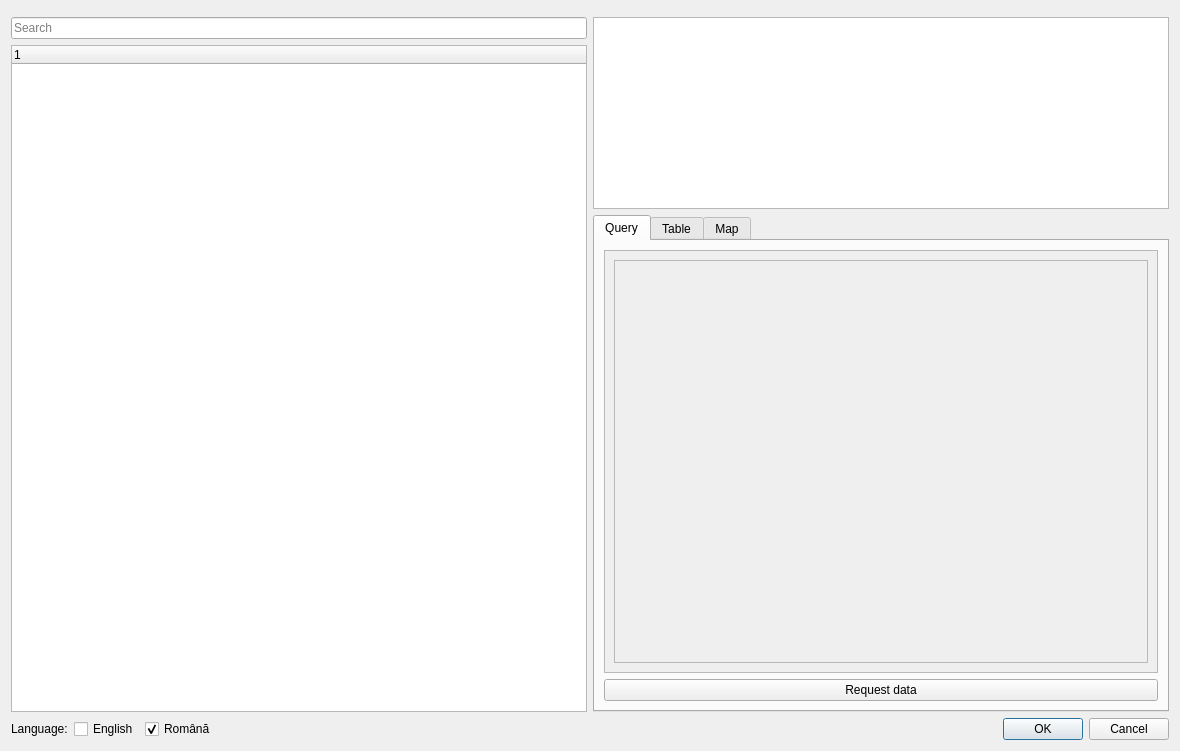
First picture: the form in qtempo/assets/ui/dialog.ui, repository alecsandrei/QTempo, before the edit.
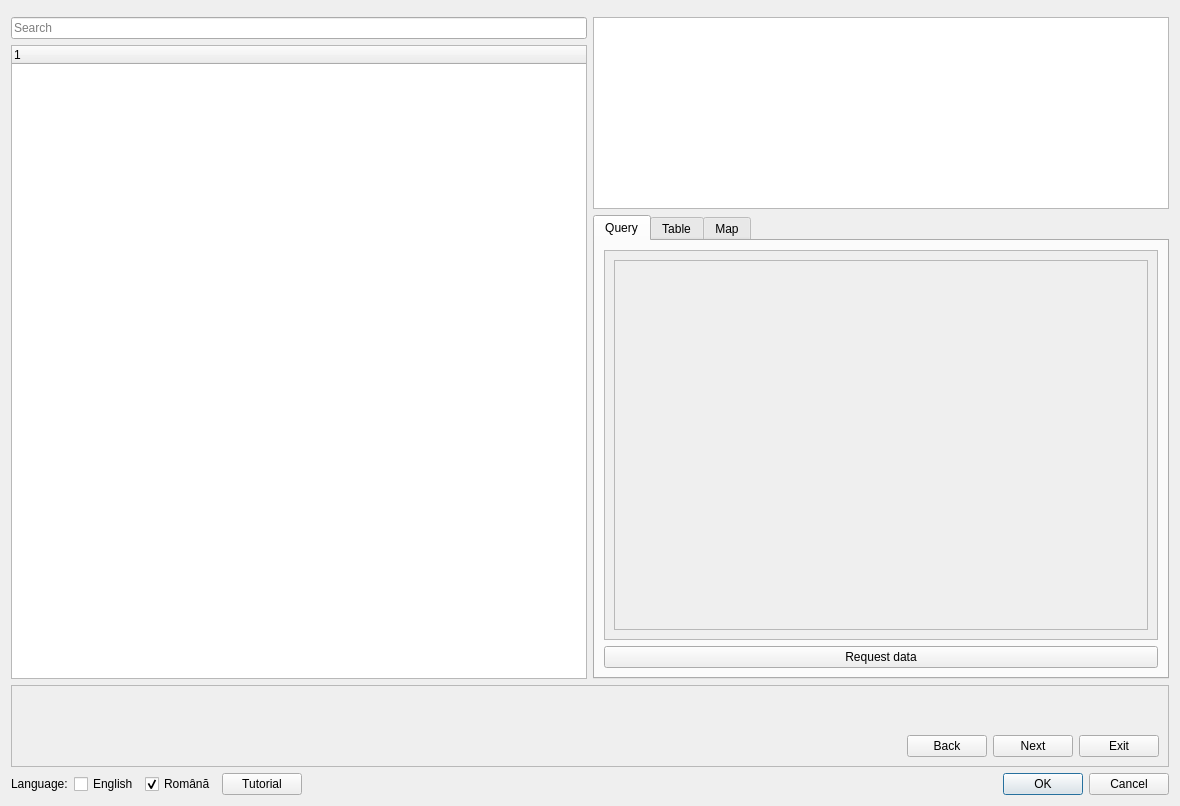
Second picture: the form after the edit. Custom widgets are drawn as their Qt base class.

Commit message: Gate tutorial steps and require mapping for geographic data

```diff
--- a/qtempo/assets/ui/dialog.ui
+++ b/qtempo/assets/ui/dialog.ui
@@ -342,10 +342,57 @@
        </item>
       </layout>
      </item>
+   </layout>
+  </item>
+  <item>
+   <widget class="QFrame" name="tutorialPanel">
+    <property name="visible">
+     <bool>false</bool>
+    </property>
+    <property name="frameShape">
+     <enum>QFrame::StyledPanel</enum>
+    </property>
+    <layout class="QVBoxLayout" name="tutorialLayout">
+     <item>
+      <widget class="QLabel" name="labelTutorialStep">
+       <property name="wordWrap">
+        <bool>true</bool>
+       </property>
+      </widget>
+     </item>
+     <item>
+      <widget class="QLabel" name="labelTutorialText">
+       <property name="wordWrap">
+        <bool>true</bool>
+       </property>
+      </widget>
+     </item>
+     <item>
+      <layout class="QHBoxLayout" name="tutorialButtonsLayout">
+       <item>
+        <spacer name="tutorialSpacer">
+         <property name="orientation"><enum>Qt::Horizontal</enum></property>
+         <property name="sizeHint" stdset="0">
+          <size><width>40</width><height>20</height></size>
+         </property>
+        </spacer>
+       </item>
+       <item><widget class="QPushButton" name="pushButtonTutorialBack">
+        <property name="text"><string>Back</string></property>
+       </widget></item>
+       <item><widget class="QPushButton" name="pushButtonTutorialNext">
+        <property name="text"><string>Next</string></property>
+       </widget></item>
+       <item><widget class="QPushButton" name="pushButtonTutorialExit">
+        <property name="text"><string>Exit</string></property>
+       </widget></item>
+      </layout>
+     </item>
     </layout>
-   </item>
-   <item>
-    <layout class="QHBoxLayout" name="horizontalLayout_3">
+   </widget>
+  </item>
+  <item>
+   <layout class="QHBoxLayout" name="horizontalLayout_3">
      <item>
       <layout class="QHBoxLayout" name="horizontalLayout_2">
        <item>
@@ -378,6 +425,11 @@
          </property>
         </widget>
        </item>
+       <item>
+        <widget class="QPushButton" name="pushButtonTutorial">
+         <property name="text"><string>Tutorial</string></property>
+        </widget>
+       </item>
        <item>
         <spacer name="horizontalSpacer">
          <property name="orientation">
```
The commit also changes 7 other files.
